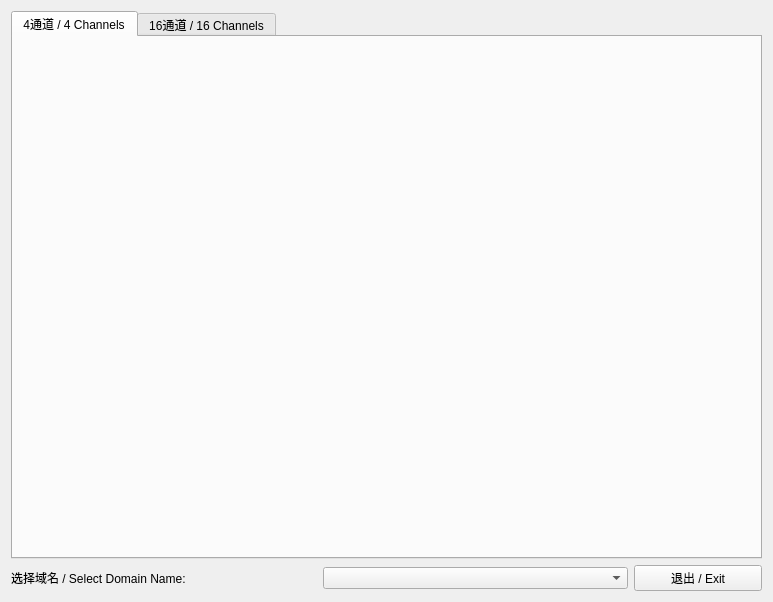
Qt form mainwindow.ui (alex-lt-kong/q-rtsp-viewer) before a commit.
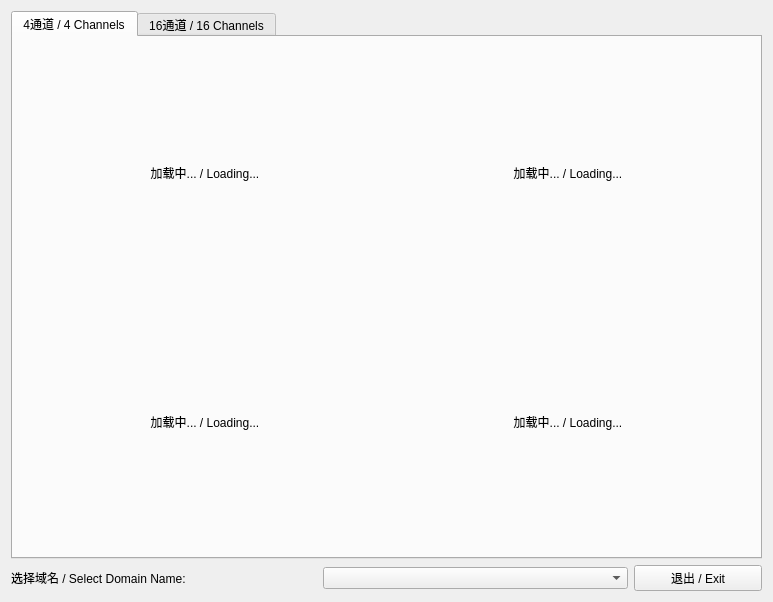
The same form after that commit. Icons and pictures are not drawn.

```diff
--- a/mainwindow.ui
+++ b/mainwindow.ui
@@ -25,6 +25,9 @@
        <number>0</number>
       </property>
       <widget class="QWidget" name="tab4Channels">
+       <property name="styleSheet">
+        <string notr="true"/>
+       </property>
        <attribute name="title">
         <string>4通道 / 4 Channels</string>
        </attribute>
@@ -37,6 +40,46 @@
           <property name="spacing">
            <number>1</number>
           </property>
+          <item row="0" column="1">
+           <widget class="QLabel" name="label4Channel01">
+            <property name="text">
+             <string>加载中... / Loading...</string>
+            </property>
+            <property name="alignment">
+             <set>Qt::AlignCenter</set>
+            </property>
+           </widget>
+          </item>
+          <item row="0" column="0">
+           <widget class="QLabel" name="label4Channel00">
+            <property name="text">
+             <string>加载中... / Loading...</string>
+            </property>
+            <property name="alignment">
+             <set>Qt::AlignCenter</set>
+            </property>
+           </widget>
+          </item>
+          <item row="1" column="0">
+           <widget class="QLabel" name="label4Channel10">
+            <property name="text">
+             <string>加载中... / Loading...</string>
+            </property>
+            <property name="alignment">
+             <set>Qt::AlignCenter</set>
+            </property>
+           </widget>
+          </item>
+          <item row="1" column="1">
+           <widget class="QLabel" name="label4Channel11">
+            <property name="text">
+             <string>加载中... / Loading...</string>
+            </property>
+            <property name="alignment">
+             <set>Qt::AlignCenter</set>
+            </property>
+           </widget>
+          </item>
          </layout>
         </item>
        </layout>
```
